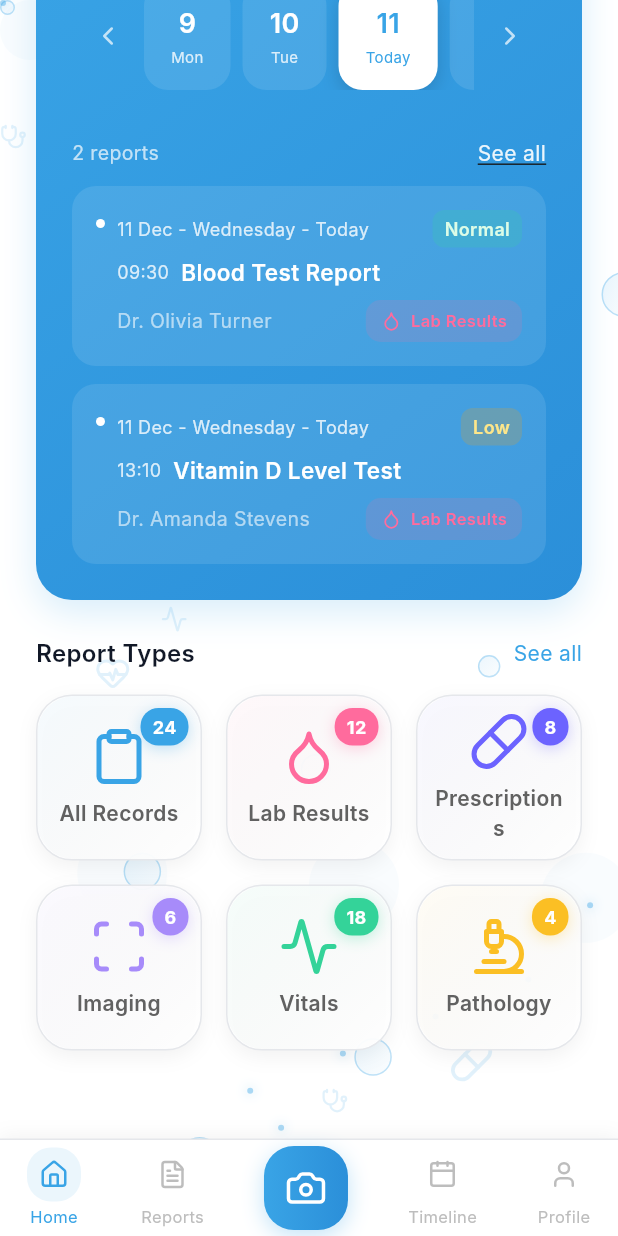
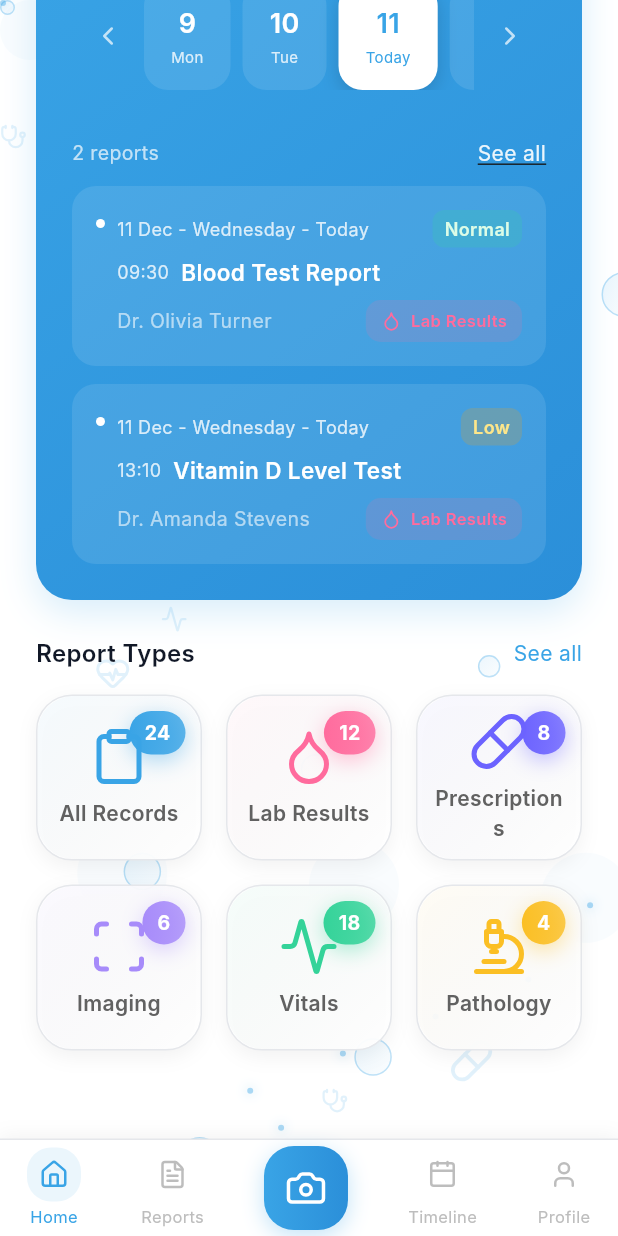
Before and after one commit to lamaRimawi/med_frontend, a Flutter app: the HomeScreen screen opened by its route, scrolled down 464 dp, on a phone screen of 412 x 824 dp. Run offline on Flutter 3.47's test engine with Material 3 defaults, Android fonts, the phone set to English and light mode, and no system bars; drawn by our look-alikes of flutter_animate, toastification; our stand-ins replace camera, google_fonts, image_picker, local_auth, lucide_icons, permission_handler and 2 more; missing offline and left inert: flutter_facebook_auth, flutter_toast_notification, gal; accounts and stored records are empty; Roboto replaces fonts that are missing (Inter).

Commit message:
feat: Implement new screens for medical records, including vaccinations, allergies, analysis, and home views.

```diff
--- a/lib/screens/add_record_screen.dart
+++ b/lib/screens/add_record_screen.dart
@@ -294,7 +294,6 @@ class _AddRecordScreenState extends State<AddRecordScreen> {
           begin: Alignment.topCenter,
           end: Alignment.bottomCenter,
         ),
-        borderRadius: BorderRadius.vertical(bottom: Radius.circular(30)),
       ),
       child: Column(
         children: [
--- a/lib/screens/allergies_screen.dart
+++ b/lib/screens/allergies_screen.dart
@@ -310,7 +310,6 @@ class _AllergiesScreenState extends State<AllergiesScreen> {
           begin: Alignment.topCenter,
           end: Alignment.bottomCenter,
         ),
-        borderRadius: BorderRadius.vertical(bottom: Radius.circular(30)),
       ),
       child: Column(
         children: [
--- a/lib/screens/analysis_detail_screen.dart
+++ b/lib/screens/analysis_detail_screen.dart
@@ -202,7 +202,6 @@ class AnalysisDetailScreen extends StatelessWidget {
       padding: const EdgeInsets.only(left: 24, right: 24, top: 12, bottom: 24),
       decoration: const BoxDecoration(
         color: Color(0xFF39A4E6),
-        borderRadius: BorderRadius.vertical(bottom: Radius.circular(30)),
       ),
       child: Column(
         children: [
--- a/lib/screens/analysis_screen.dart
+++ b/lib/screens/analysis_screen.dart
@@ -240,7 +240,6 @@ class _AnalysisScreenState extends State<AnalysisScreen> {
           begin: Alignment.topCenter,
           end: Alignment.bottomCenter,
         ),
-        borderRadius: BorderRadius.vertical(bottom: Radius.circular(30)),
       ),
       child: Column(
         children: [
--- a/lib/screens/home_screen.dart
+++ b/lib/screens/home_screen.dart
@@ -1071,23 +1071,26 @@ class _HomeScreenState extends State<HomeScreen> {
                           ),
                           // Count Badge
                           Positioned(
-                            top: 8,
-                            right: 8,
+                            top: 10,
+                            right: 10,
                             child: Container(
                               padding: const EdgeInsets.symmetric(
-                                horizontal: 8,
-                                vertical: 4,
+                                horizontal: 10,
+                                vertical: 5,
                               ),
                               decoration: BoxDecoration(
-                                color: type['color'] as Color,
-                                borderRadius: BorderRadius.circular(12),
+                                gradient: LinearGradient(
+                                  colors: [
+                                    type['color'] as Color,
+                                    (type['color'] as Color).withOpacity(0.8),
+                                  ],
+                                ),
+                                borderRadius: BorderRadius.circular(20),
                                 boxShadow: [
                                   BoxShadow(
-                                    color: (type['color'] as Color).withOpacity(
-                                      0.3,
-                                    ),
-                                    blurRadius: 8,
-                                    offset: const Offset(0, 2),
+                                    color: (type['color'] as Color).withOpacity(0.4),
+                                    blurRadius: 12,
+                                    offset: const Offset(0, 4),
                                   ),
                                 ],
                               ),
@@ -1095,8 +1098,9 @@ class _HomeScreenState extends State<HomeScreen> {
                                 '${type['count']}',
                                 style: const TextStyle(
                                   color: Colors.white,
-                                  fontSize: 12,
-                                  fontWeight: FontWeight.bold,
+                                  fontSize: 13,
+                                  fontWeight: FontWeight.w700,
+                                  letterSpacing: 0.3,
                                 ),
                               ),
                             ),
--- a/lib/screens/medical_history_screen.dart
+++ b/lib/screens/medical_history_screen.dart
@@ -115,7 +115,6 @@ class _MedicalHistoryScreenState extends State<MedicalHistoryScreen> {
           begin: Alignment.topCenter,
           end: Alignment.bottomCenter,
         ),
-        borderRadius: BorderRadius.vertical(bottom: Radius.circular(30)),
       ),
       child: Column(
         children: [
--- a/lib/screens/vaccinations_screen.dart
+++ b/lib/screens/vaccinations_screen.dart
@@ -287,7 +287,6 @@ class _VaccinationsScreenState extends State<VaccinationsScreen> {
           begin: Alignment.topCenter,
           end: Alignment.bottomCenter,
         ),
-        borderRadius: BorderRadius.vertical(bottom: Radius.circular(30)),
       ),
       child: Column(
         children: [
```
Also changed, not shown: lib/screens/medical_record_screen.dart (+24 -11 lines).
